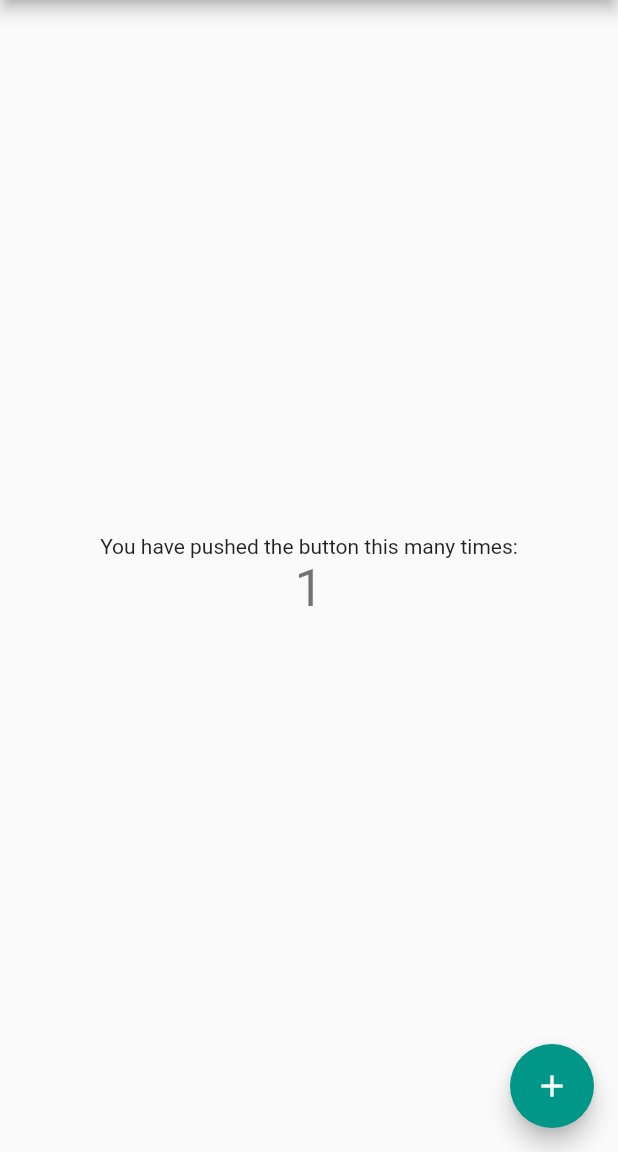
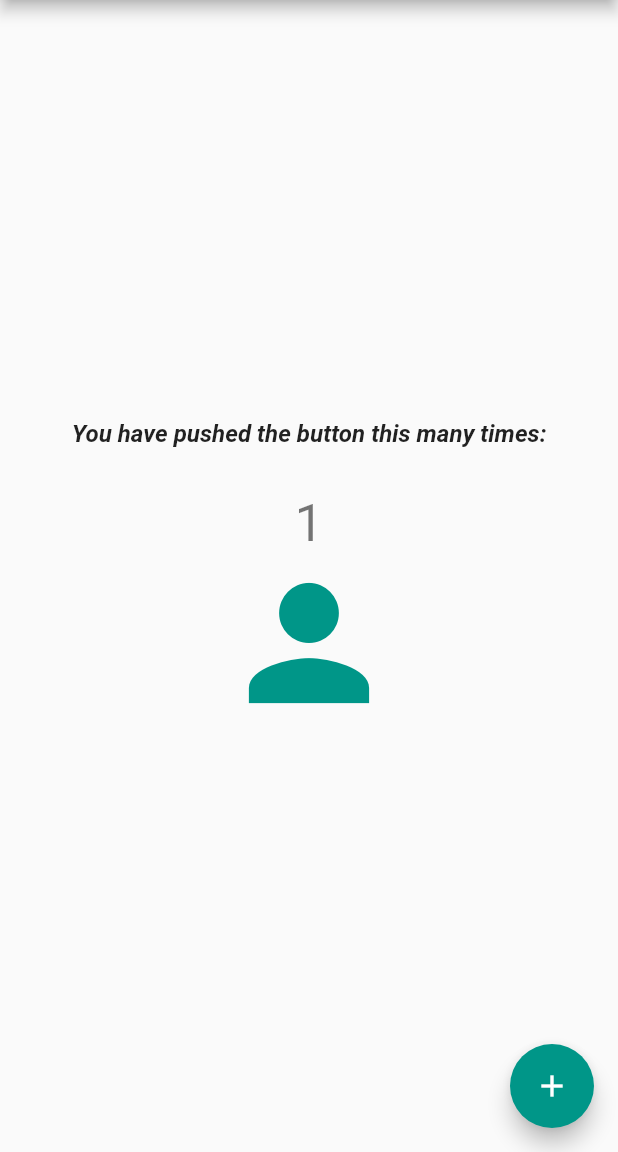
Before and after one commit to MariaCFranca/introducao_flutter, a Flutter app: the screen it shows after launch, after a tap on the "add" icon, on a phone screen of 412 x 824 dp, the part 84-1236 px from its top. Run offline on Flutter 3.47's test engine with Material 2 defaults, Android fonts, the phone set to English and light mode, and no system bars.

Commit message:
primeiras infos de Flutter - 03.05

```diff
--- a/lib/main.dart
+++ b/lib/main.dart
@@ -7,7 +7,7 @@ void main() {
   runApp(const MyApp());
 }
 
-class MyApp extends StatelessWidget {
+class MyApp extends StatelessWidget { // StatelessWidget = Não possuem estado. Não mudam com o passar do tempo (button, label
   const MyApp({Key? key}) : super(key: key);
 
   // This widget is the root of your application.
@@ -16,15 +16,6 @@ class MyApp extends StatelessWidget {
     return MaterialApp(
       title: 'Flutter Demo',
       theme: ThemeData(
-        // This is the theme of your application.
-        //
-        // Try running your application with "flutter run". You'll see the
-        // application has a blue toolbar. Then, without quitting the app, try
-        // changing the primarySwatch below to Colors.green and then invoke
-        // "hot reload" (press "r" in the console where you ran "flutter run",
-        // or simply save your changes to "hot reload" in a Flutter IDE).
-        // Notice that the counter didn't reset back to zero; the application
-        // is not restarted.
         primarySwatch: Colors.teal,
       ),
       home: const MyHomePage(title: 'Flutter Demo Home Page'),
@@ -32,17 +23,8 @@ class MyApp extends StatelessWidget {
   }
 }
 
-class MyHomePage extends StatefulWidget {
+class MyHomePage extends StatefulWidget { // StatefulWidget = Telas, possuem estado (duas classes sempre - StatefulWidget e State)
   const MyHomePage({Key? key, required this.title}) : super(key: key);
-
-  // This widget is the home page of your application. It is stateful, meaning
-  // that it has a State object (defined below) that contains fields that affect
-  // how it looks.
-
-  // This class is the configuration for the state. It holds the values (in this
-  // case the title) provided by the parent (in this case the App widget) and
-  // used by the build method of the State. Fields in a Widget subclass are
-  // always marked "final".
 
   final String title;
 
@@ -50,63 +32,42 @@ class MyHomePage extends StatefulWidget {
   State<MyHomePage> createState() => _MyHomePageState();
 }
 
-class _MyHomePageState extends State<MyHomePage> {
+class _MyHomePageState extends State<MyHomePage> { // muda com o passar do tempo mas mantém a tela estática
   int _counter = 0;
 
   void _incrementCounter() {
     // mainEntidades();
-    mainNotaFiscal();
+    // mainNotaFiscal();
     setState(() {
-      // This call to setState tells the Flutter framework that something has
-      // changed in this State, which causes it to rerun the build method below
-      // so that the display can reflect the updated values. If we changed
-      // _counter without calling setState(), then the build method would not be
-      // called again, and so nothing would appear to happen.
       _counter++;
     });
   }
 
   @override
   Widget build(BuildContext context) {
-    // This method is rerun every time setState is called, for instance as done
-    // by the _incrementCounter method above.
-    //
-    // The Flutter framework has been optimized to make rerunning build methods
-    // fast, so that you can just rebuild anything that needs updating rather
-    // than having to individually change instances of widgets.
     return Scaffold(
       appBar: AppBar(
-        // Here we take the value from the MyHomePage object that was created by
-        // the App.build method, and use it to set our appbar title.
         title: Text(widget.title),
       ),
       body: Center(
-        // Center is a layout widget. It takes a single child and positions it
-        // in the middle of the parent.
         child: Column(
-          // Column is also a layout widget. It takes a list of children and
-          // arranges them vertically. By default, it sizes itself to fit its
-          // children horizontally, and tries to be as tall as its parent.
-          //
-          // Invoke "debug painting" (press "p" in the console, choose the
-          // "Toggle Debug Paint" action from the Flutter Inspector in Android
-          // Studio, or the "Toggle Debug Paint" command in Visual Studio Code)
-          // to see the wireframe for each widget.
-          //
-          // Column has various properties to control how it sizes itself and
-          // how it positions its children. Here we use mainAxisAlignment to
-          // center the children vertically; the main axis here is the vertical
-          // axis because Columns are vertical (the cross axis would be
-          // horizontal).
           mainAxisAlignment: MainAxisAlignment.center,
           children: <Widget>[
-            const Text(
-              'You have pushed the button this many times:',
-            ),
+            const Padding(
+              padding: EdgeInsets.only(bottom: 30.0),
+              child: Text(
+                'You have pushed the button this many times:',
+                style: TextStyle(
+                    fontSize: 16.0,
+                    fontWeight: FontWeight.bold,
+                    fontStyle: FontStyle.italic
+                ),
+              )),
             Text(
               '$_counter',
               style: Theme.of(context).textTheme.headline4,
             ),
+            Icon(Icons.person, size: 120.0, color: Colors.teal)
           ],
         ),
       ),
```
